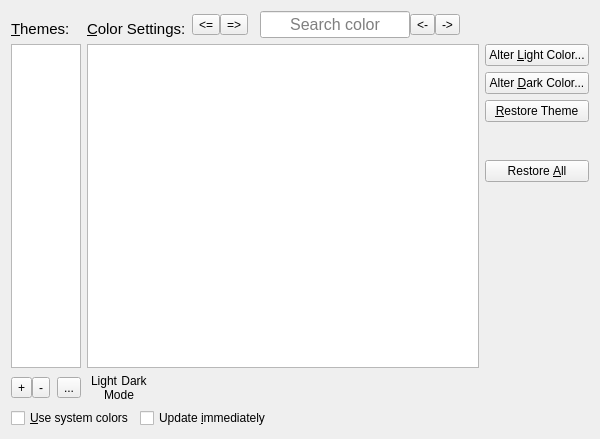
Old version of the form src/frontends/qt/ui/PrefColorsUi.ui in the repository kojiOnHill/lyx.
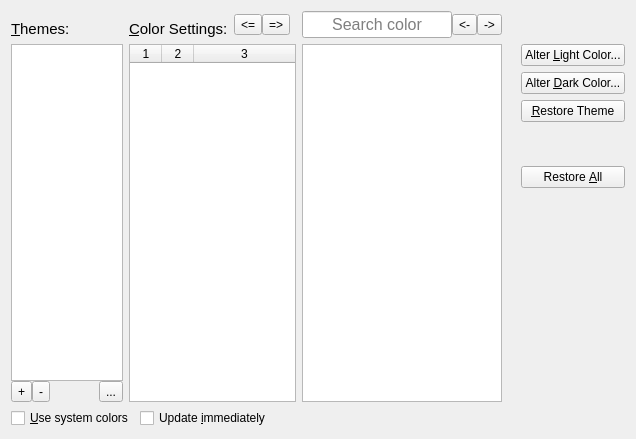
New version of the form. Icons and pictures are not drawn. Custom widgets are drawn as their Qt base class.

Diff of the .ui file:
```diff
--- a/src/frontends/qt/ui/PrefColorsUi.ui
+++ b/src/frontends/qt/ui/PrefColorsUi.ui
@@ -6,7 +6,7 @@
    <rect>
     <x>0</x>
     <y>0</y>
-    <width>540</width>
+    <width>636</width>
     <height>439</height>
    </rect>
   </property>
@@ -60,161 +60,45 @@
     </spacer>
    </item>
    <item row="1" column="0" colspan="3">
-    <layout class="QGridLayout" name="gridLayout" rowstretch="0,0,0,0,0,0,0,0" columnstretch="0,0,0,0,0,0,0,0">
-     <item row="7" column="2">
-      <spacer name="hsTitleLeft">
+    <layout class="QGridLayout" name="gridLayout" rowstretch="0,0,0,0,0,0,0" columnstretch="0,0,0,0,0,0,0,0">
+     <item row="6" column="7">
+      <spacer name="vsRightMiddleBelow">
        <property name="orientation">
-        <enum>Qt::Orientation::Horizontal</enum>
+        <enum>Qt::Orientation::Vertical</enum>
        </property>
        <property name="sizeHint" stdset="0">
         <size>
-         <width>40</width>
-         <height>20</height>
+         <width>20</width>
+         <height>40</height>
         </size>
        </property>
       </spacer>
      </item>
-     <item row="1" column="1" rowspan="6" colspan="6">
-      <widget class="lyx::frontend::ColorListWidget" name="lyxObjectsLW">
-       <property name="sizePolicy">
-        <sizepolicy hsizetype="Expanding" vsizetype="MinimumExpanding">
-         <horstretch>0</horstretch>
-         <verstretch>0</verstretch>
-        </sizepolicy>
-       </property>
-       <property name="horizontalScrollBarPolicy">
-        <enum>Qt::ScrollBarPolicy::ScrollBarAsNeeded</enum>
-       </property>
-      </widget>
-     </item>
-     <item row="7" column="1">
-      <layout class="QGridLayout" name="labelLayout">
-       <property name="leftMargin">
-        <number>2</number>
-       </property>
-       <property name="spacing">
-        <number>0</number>
-       </property>
-       <item row="1" column="0">
-        <widget class="QLabel" name="labelLight">
-         <property name="sizePolicy">
-          <sizepolicy hsizetype="Fixed" vsizetype="Minimum">
-           <horstretch>0</horstretch>
-           <verstretch>0</verstretch>
-          </sizepolicy>
-         </property>
-         <property name="minimumSize">
-          <size>
-           <width>30</width>
-           <height>0</height>
-          </size>
-         </property>
-         <property name="font">
-          <font>
-           <pointsize>9</pointsize>
-          </font>
-         </property>
-         <property name="text">
-          <string>Light</string>
-         </property>
-         <property name="alignment">
-          <set>Qt::AlignmentFlag::AlignCenter</set>
-         </property>
-        </widget>
-       </item>
-       <item row="1" column="1">
-        <widget class="QLabel" name="labelDark">
-         <property name="sizePolicy">
-          <sizepolicy hsizetype="Fixed" vsizetype="Minimum">
-           <horstretch>0</horstretch>
-           <verstretch>0</verstretch>
-          </sizepolicy>
-         </property>
-         <property name="minimumSize">
-          <size>
-           <width>30</width>
-           <height>0</height>
-          </size>
-         </property>
-         <property name="font">
-          <font>
-           <pointsize>9</pointsize>
-          </font>
-         </property>
-         <property name="text">
-          <string>Dark</string>
-         </property>
-         <property name="alignment">
-          <set>Qt::AlignmentFlag::AlignCenter</set>
-         </property>
-        </widget>
-       </item>
-       <item row="2" column="0" colspan="2">
-        <widget class="QLabel" name="labelMode">
-         <property name="font">
-          <font>
-           <pointsize>9</pointsize>
-          </font>
-         </property>
-         <property name="text">
-          <string>Mode</string>
-         </property>
-         <property name="alignment">
-          <set>Qt::AlignmentFlag::AlignCenter</set>
-         </property>
-        </widget>
-       </item>
-      </layout>
-     </item>
-     <item row="2" column="7">
-      <widget class="QPushButton" name="colorDarkChangePB">
-       <property name="sizePolicy">
-        <sizepolicy hsizetype="Minimum" vsizetype="Fixed">
-         <horstretch>0</horstretch>
-         <verstretch>0</verstretch>
-        </sizepolicy>
-       </property>
+     <item row="3" column="7">
+      <widget class="QPushButton" name="colorResetPB">
        <property name="toolTip">
         <string>Change the selected dark-mode color</string>
        </property>
        <property name="text">
-        <string>Alter &amp;Dark Color...</string>
+        <string>&amp;Restore Theme</string>
        </property>
       </widget>
      </item>
-     <item row="1" column="7">
-      <widget class="QPushButton" name="colorChangePB">
-       <property name="sizePolicy">
-        <sizepolicy hsizetype="Minimum" vsizetype="Fixed">
-         <horstretch>0</horstretch>
-         <verstretch>0</verstretch>
-        </sizepolicy>
+     <item row="4" column="7">
+      <spacer name="vsRightMiddle">
+       <property name="orientation">
+        <enum>Qt::Orientation::Vertical</enum>
        </property>
-       <property name="toolTip">
-        <string>Change the selected light-mode color</string>
+       <property name="sizeType">
+        <enum>QSizePolicy::Policy::Maximum</enum>
        </property>
-       <property name="text">
-        <string>Alter &amp;Light Color...</string>
+       <property name="sizeHint" stdset="0">
+        <size>
+         <width>20</width>
+         <height>32</height>
+        </size>
        </property>
-      </widget>
-     </item>
-     <item row="0" column="1" colspan="2">
-      <widget class="QLabel" name="label_2">
-       <property name="font">
-        <font>
-         <pointsize>11</pointsize>
-        </font>
-       </property>
-       <property name="text">
-        <string>&amp;Color Settings:</string>
-       </property>
-       <property name="alignment">
-        <set>Qt::AlignmentFlag::AlignBottom|Qt::AlignmentFlag::AlignLeading|Qt::AlignmentFlag::AlignLeft</set>
-       </property>
-       <property name="buddy">
-        <cstring>lyxObjectsLW</cstring>
-       </property>
-      </widget>
+      </spacer>
      </item>
      <item row="0" column="5">
       <layout class="QHBoxLayout" name="searchLayout">
@@ -306,136 +190,6 @@
        </item>
       </layout>
      </item>
-     <item row="6" column="7">
-      <spacer name="vsRightMiddleBelow">
-       <property name="orientation">
-        <enum>Qt::Orientation::Vertical</enum>
-       </property>
-       <property name="sizeHint" stdset="0">
-        <size>
-         <width>20</width>
-         <height>40</height>
-        </size>
-       </property>
-      </spacer>
-     </item>
-     <item row="3" column="7">
-      <widget class="QPushButton" name="colorResetPB">
-       <property name="toolTip">
-        <string>Reset the selected color to its original value</string>
-       </property>
-       <property name="text">
-        <string>&amp;Restore Theme</string>
-       </property>
-      </widget>
-     </item>
-     <item row="0" column="4">
-      <spacer name="hsTitleCenter">
-       <property name="orientation">
-        <enum>Qt::Orientation::Horizontal</enum>
-       </property>
-       <property name="sizeType">
-        <enum>QSizePolicy::Policy::Maximum</enum>
-       </property>
-       <property name="sizeHint" stdset="0">
-        <size>
-         <width>30</width>
-         <height>13</height>
-        </size>
-       </property>
-      </spacer>
-     </item>
-     <item row="0" column="6">
-      <spacer name="hsTitleRight">
-       <property name="orientation">
-        <enum>Qt::Orientation::Horizontal</enum>
-       </property>
-       <property name="sizeType">
-        <enum>QSizePolicy::Policy::Fixed</enum>
-       </property>
-       <property name="sizeHint" stdset="0">
-        <size>
-         <width>13</width>
-         <height>20</height>
-        </size>
-       </property>
-      </spacer>
-     </item>
-     <item row="7" column="0">
-      <layout class="QHBoxLayout" name="themePBsLayout">
-       <property name="spacing">
-        <number>0</number>
-       </property>
-       <property name="sizeConstraint">
-        <enum>QLayout::SizeConstraint::SetFixedSize</enum>
-       </property>
-       <item>
-        <widget class="QToolButton" name="saveThemePB">
-         <property name="toolTip">
-          <string>Add the current color set as a theme</string>
-         </property>
-         <property name="text">
-          <string>+</string>
-         </property>
-         <property name="shortcut">
-          <string>Ctrl+S</string>
-         </property>
-        </widget>
-       </item>
-       <item>
-        <widget class="QToolButton" name="removeThemePB">
-         <property name="toolTip">
-          <string>Remove a selected color theme</string>
-         </property>
-         <property name="text">
-          <string>-</string>
-         </property>
-         <property name="shortcut">
-          <string notr="true">Ctrl+R</string>
-         </property>
-        </widget>
-       </item>
-       <item>
-        <spacer name="horizontalSpacer">
-         <property name="orientation">
-          <enum>Qt::Orientation::Horizontal</enum>
-         </property>
-         <property name="sizeHint" stdset="0">
-          <size>
-           <width>40</width>
-           <height>20</height>
-          </size>
-         </property>
-        </spacer>
-       </item>
-       <item>
-        <widget class="QToolButton" name="themesMenuPB">
-         <property name="toolTip">
-          <string>Other menus to handle themes</string>
-         </property>
-         <property name="text">
-          <string>...</string>
-         </property>
-        </widget>
-       </item>
-      </layout>
-     </item>
-     <item row="4" column="7">
-      <spacer name="vsRightMiddle">
-       <property name="orientation">
-        <enum>Qt::Orientation::Vertical</enum>
-       </property>
-       <property name="sizeType">
-        <enum>QSizePolicy::Policy::Maximum</enum>
-       </property>
-       <property name="sizeHint" stdset="0">
-        <size>
-         <width>20</width>
-         <height>32</height>
-        </size>
-       </property>
-      </spacer>
-     </item>
      <item row="0" column="3">
       <layout class="QHBoxLayout" name="horizontalLayout">
        <property name="spacing">
@@ -484,24 +238,128 @@
        </item>
       </layout>
      </item>
+     <item row="0" column="1" colspan="2">
+      <widget class="QLabel" name="label_2">
+       <property name="font">
+        <font>
+         <pointsize>11</pointsize>
+        </font>
+       </property>
+       <property name="text">
+        <string>&amp;Color Settings:</string>
+       </property>
+       <property name="alignment">
+        <set>Qt::AlignmentFlag::AlignBottom|Qt::AlignmentFlag::AlignLeading|Qt::AlignmentFlag::AlignLeft</set>
+       </property>
+       <property name="buddy">
+        <cstring>colorsTW</cstring>
+       </property>
+      </widget>
+     </item>
+     <item row="1" column="7">
+      <widget class="QPushButton" name="colorChangePB">
+       <property name="sizePolicy">
+        <sizepolicy hsizetype="Minimum" vsizetype="Fixed">
+         <horstretch>0</horstretch>
+         <verstretch>0</verstretch>
+        </sizepolicy>
+       </property>
+       <property name="toolTip">
+        <string>Change the selected light-mode color</string>
+       </property>
+       <property name="text">
+        <string>Alter &amp;Light Color...</string>
+       </property>
+      </widget>
+     </item>
      <item row="1" column="0" rowspan="6">
-      <widget class="QListWidget" name="themesLW"/>
+      <layout class="QGridLayout" name="gridLayoutThemes">
+       <property name="spacing">
+        <number>0</number>
+       </property>
+       <item row="1" column="3">
+        <spacer name="horizontalSpacer">
+         <property name="orientation">
+          <enum>Qt::Orientation::Horizontal</enum>
+         </property>
+         <property name="sizeHint" stdset="0">
+          <size>
+           <width>40</width>
+           <height>20</height>
+          </size>
+         </property>
+        </spacer>
+       </item>
+       <item row="1" column="2">
+        <widget class="QToolButton" name="removeThemePB">
+         <property name="toolTip">
+          <string>Remove a selected color theme</string>
+         </property>
+         <property name="text">
+          <string>-</string>
+         </property>
+         <property name="shortcut">
+          <string notr="true">Ctrl+R</string>
+         </property>
+        </widget>
+       </item>
+       <item row="1" column="4">
+        <widget class="QToolButton" name="themesMenuPB">
+         <property name="toolTip">
+          <string>Other menus to handle themes</string>
+         </property>
+         <property name="text">
+          <string>...</string>
+         </property>
+        </widget>
+       </item>
+       <item row="1" column="1">
+        <widget class="QToolButton" name="saveThemePB">
+         <property name="toolTip">
+          <string>Add the current color set as a theme</string>
+         </property>
+         <property name="text">
+          <string>+</string>
+         </property>
+         <property name="shortcut">
+          <string>Ctrl+S</string>
+         </property>
+        </widget>
+       </item>
+       <item row="0" column="1" colspan="4">
+        <widget class="QListWidget" name="themesLW"/>
+       </item>
+      </layout>
      </item>
-     <item row="0" column="0">
-      <widget class="QLabel" name="label">
-       <property name="font">
-        <font>
-         <pointsize>11</pointsize>
-        </font>
+     <item row="0" column="6">
+      <spacer name="hsTitleRight">
+       <property name="orientation">
+        <enum>Qt::Orientation::Horizontal</enum>
+       </property>
+       <property name="sizeType">
+        <enum>QSizePolicy::Policy::Fixed</enum>
+       </property>
+       <property name="sizeHint" stdset="0">
+        <size>
+         <width>13</width>
+         <height>20</height>
+        </size>
+       </property>
+      </spacer>
+     </item>
+     <item row="2" column="7">
+      <widget class="QPushButton" name="colorDarkChangePB">
+       <property name="sizePolicy">
+        <sizepolicy hsizetype="Minimum" vsizetype="Fixed">
+         <horstretch>0</horstretch>
+         <verstretch>0</verstretch>
+        </sizepolicy>
+       </property>
+       <property name="toolTip">
+        <string>Change the selected dark-mode color</string>
        </property>
        <property name="text">
-        <string>&amp;Themes:</string>
-       </property>
-       <property name="alignment">
-        <set>Qt::AlignmentFlag::AlignBottom|Qt::AlignmentFlag::AlignLeading|Qt::AlignmentFlag::AlignLeft</set>
-       </property>
-       <property name="buddy">
-        <cstring>themesLW</cstring>
+        <string>Alter &amp;Dark Color...</string>
        </property>
       </widget>
      </item>
@@ -515,17 +373,81 @@
        </property>
       </widget>
      </item>
+     <item row="0" column="4">
+      <spacer name="hsTitleCenter">
+       <property name="orientation">
+        <enum>Qt::Orientation::Horizontal</enum>
+       </property>
+       <property name="sizeType">
+        <enum>QSizePolicy::Policy::Maximum</enum>
+       </property>
+       <property name="sizeHint" stdset="0">
+        <size>
+         <width>30</width>
+         <height>13</height>
+        </size>
+       </property>
+      </spacer>
+     </item>
+     <item row="0" column="0">
+      <widget class="QLabel" name="label">
+       <property name="font">
+        <font>
+         <pointsize>11</pointsize>
+        </font>
+       </property>
+       <property name="text">
+        <string>&amp;Themes:</string>
+       </property>
+       <property name="alignment">
+        <set>Qt::AlignmentFlag::AlignBottom|Qt::AlignmentFlag::AlignLeading|Qt::AlignmentFlag::AlignLeft</set>
+       </property>
+       <property name="buddy">
+        <cstring>themesLW</cstring>
+       </property>
+      </widget>
+     </item>
+     <item row="1" column="1" rowspan="6" colspan="4">
+      <widget class="QTableWidget" name="colorsTW">
+       <property name="showGrid">
+        <bool>false</bool>
+       </property>
+       <property name="sortingEnabled">
+        <bool>true</bool>
+       </property>
+       <property name="columnCount">
+        <number>3</number>
+       </property>
+       <attribute name="horizontalHeaderMinimumSectionSize">
+        <number>20</number>
+       </attribute>
+       <attribute name="horizontalHeaderDefaultSectionSize">
+        <number>32</number>
+       </attribute>
+       <attribute name="horizontalHeaderStretchLastSection">
+        <bool>true</bool>
+       </attribute>
+       <attribute name="verticalHeaderVisible">
+        <bool>false</bool>
+       </attribute>
+       <attribute name="verticalHeaderMinimumSectionSize">
+        <number>12</number>
+       </attribute>
+       <attribute name="verticalHeaderDefaultSectionSize">
+        <number>16</number>
+       </attribute>
+       <column/>
+       <column/>
+       <column/>
+      </widget>
+     </item>
+     <item row="1" column="5" rowspan="6">
+      <widget class="QTableView" name="colorsTV"/>
+     </item>
     </layout>
    </item>
   </layout>
  </widget>
- <customwidgets>
-  <customwidget>
-   <class>lyx::frontend::ColorListWidget</class>
-   <extends>QListWidget</extends>
-   <header>ColorListWidget.h</header>
-  </customwidget>
- </customwidgets>
  <tabstops>
   <tabstop>themesLW</tabstop>
   <tabstop>lyxObjectsLW</tabstop>
```
Left out of the diff: 85 changed lines with no effect on the pictures.
